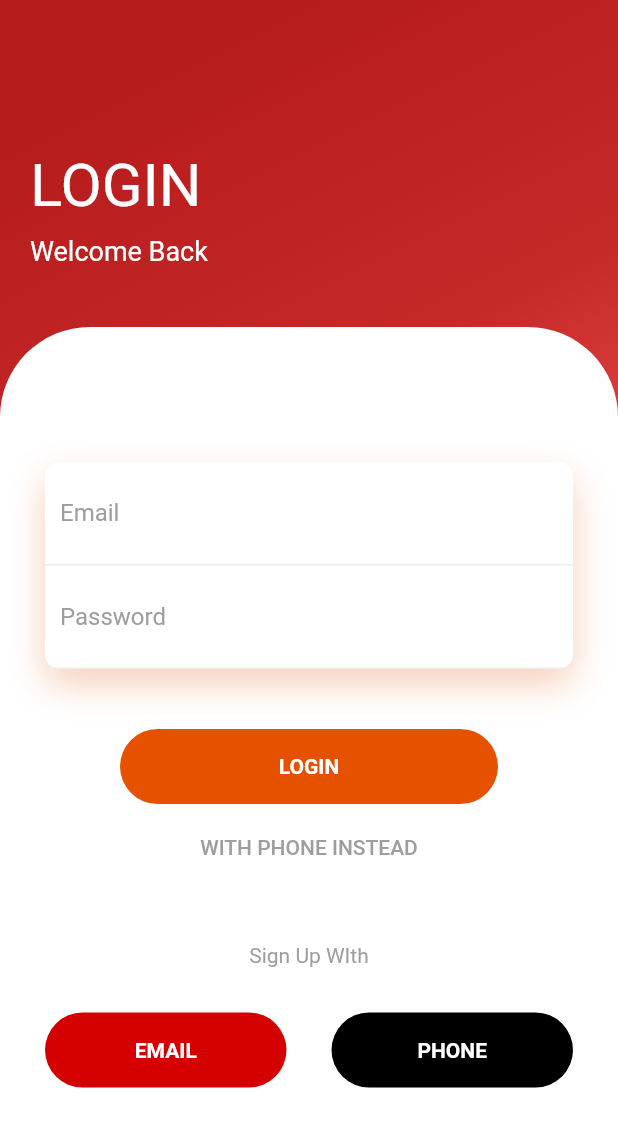
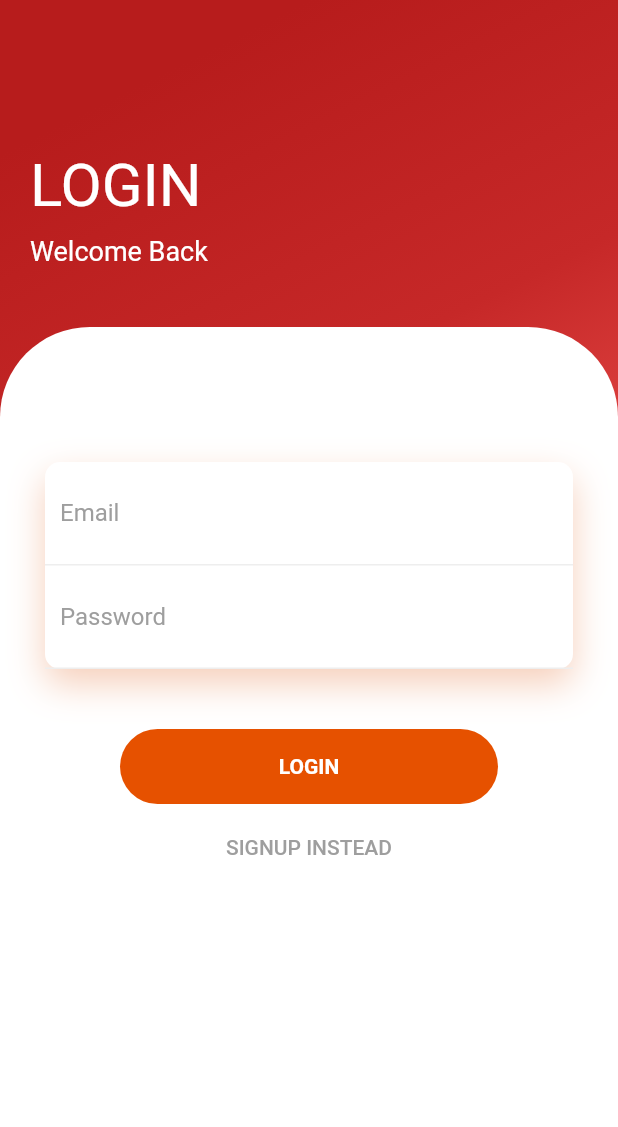
Before and after one commit to rashmiths/DEVELOPERS_CLUB_NITK, a Flutter app: the SignInPage screen opened directly, on a phone screen of 412 x 824 dp. Shown: the top 1127 px of the screen. Run offline on Flutter 3.47's test engine with Material 2 defaults, Android fonts, the phone set to English and light mode, and no system bars; our stand-ins replace carousel_slider, contacts_service, curved_navigation_bar, firebase_auth, firebase_core, google_maps_flutter and 4 more; missing offline and left inert: flutter_sms, geocoder; accounts and stored records are empty; generated files the repository leaves out were written again.

Commit message:
added comments and created proper folders

```diff
--- a/red_button/lib/main.dart
+++ b/red_button/lib/main.dart
@@ -4,10 +4,10 @@ import 'package:flutter/material.dart';
 import 'package:hive/hive.dart';
 import 'package:path_provider/path_provider.dart';
 import 'package:provider/provider.dart';
-import 'package:red_button/bottom_tabs.dart';
+import 'package:red_button/screens/bottom_tabs.dart';
 import 'package:red_button/providers/authorization.dart';
 import 'package:red_button/providers/emergency_contacts.dart';
-import 'package:red_button/sign_in.dart';
+import 'package:red_button/screens/sign_in.dart';
 
 Future<void> main() async {
   WidgetsFlutterBinding.ensureInitialized();
--- a/red_button/lib/providers/authorization.dart
+++ b/red_button/lib/providers/authorization.dart
@@ -1,8 +1,5 @@
 import 'dart:io';
-
 import 'package:firebase_auth/firebase_auth.dart';
-import 'package:flutter/foundation.dart';
-import 'package:hive/hive.dart';
 
 class AuthenticationService {
   final FirebaseAuth _firebaseAuth;
@@ -22,7 +19,6 @@ class AuthenticationService {
   }
 
   Future<void> signOut() async {
-
     await _firebaseAuth.signOut();
   }
 
@@ -72,6 +68,7 @@ class AuthenticationService {
     } on FirebaseAuthException catch (e) {
       return e.message;
     } on SocketException catch (e) {
+      print(e);
       return 'No INTERNET';
     } catch (e) {
       print(e);
@@ -86,6 +83,7 @@ class AuthenticationService {
     } on FirebaseAuthException catch (e) {
       return e.message;
     } on SocketException catch (e) {
+      print(e);
       return 'No INTERNET';
     }
   }
--- a/red_button/lib/first_page.dart
+++ b/red_button/lib/screens/first_page.dart
@@ -2,9 +2,7 @@ import 'package:contacts_service/contacts_service.dart';
 import 'package:flutter/material.dart';
 import 'package:permission_handler/permission_handler.dart';
 import 'package:provider/provider.dart';
-import 'package:red_button/bottom_tabs.dart';
-import 'package:red_button/homepage.dart';
-import 'package:red_button/providers/authorization.dart';
+import 'package:red_button/screens/bottom_tabs.dart';
 import 'package:red_button/providers/emergency_contacts.dart';
 
 class FirstPage extends StatefulWidget {
@@ -211,6 +209,7 @@ class _FirstPageState extends State<FirstPage> {
     } catch (e) {
       print(e);
     }
+    return null;
   }
 }
 
--- a/red_button/lib/settings.dart
+++ b/red_button/lib/screens/settings.dart
@@ -1,10 +1,10 @@
 import 'package:flutter/material.dart';
 import 'package:hive/hive.dart';
-import 'package:red_button/default_messagePage.dart';
+import 'package:red_button/screens/default_messagePage.dart';
 import 'package:red_button/providers/authorization.dart';
 import 'package:provider/provider.dart';
 import 'package:red_button/providers/emergency_contacts.dart';
-import 'package:red_button/sign_in.dart';
+import 'package:red_button/screens/sign_in.dart';
 
 
 List<Icon> iconList=[Icon(Icons.message),Icon(Icons.exit_to_app)];
@@ -31,6 +31,7 @@ class SettingsPage extends StatelessWidget {
               }));
                 }
                else if(i==1){
+                 //LOGOUT METHOD
                   final box = Hive.box('cart');
               final keyList = box.keys.toList();
               for (int j = 0; j < keyList.length; j++) {
--- a/red_button/lib/sign_in.dart
+++ b/red_button/lib/screens/sign_in.dart
@@ -1,52 +1,10 @@
-//import 'package:firebase_auth/firebase_auth.dart';
-//import 'package:firebase_core/firebase_core.dart';
-//import 'package:google_sign_in/google_sign_in.dart';
-//
-//final FirebaseAuth _auth = FirebaseAuth.instance;
-//final GoogleSignIn googleSignIn = GoogleSignIn();
-//
-//Future<String> signInWithGoogle() async {
-//  await Firebase.initializeApp();
-//
-//  final GoogleSignInAccount googleSignInAccount = await googleSignIn.signIn();
-//  final GoogleSignInAuthentication googleSignInAuthentication = await googleSignInAccount.authentication;
-//
-//  final AuthCredential credential = GoogleAuthProvider.credential(
-//    accessToken: googleSignInAuthentication.accessToken,
-//    idToken: googleSignInAuthentication.idToken,
-//  );
-//
-//  final UserCredential authResult = await _auth.signInWithCredential(credential);
-//  final User user = authResult.user;
-//
-//  if (user != null) {
-//    assert(!user.isAnonymous);
-//    assert(await user.getIdToken() != null);
-//
-//    final User currentUser = _auth.currentUser;
-//    assert(user.uid == currentUser.uid);
-//
-//    print('signInWithGoogle succeeded: $user');
-//
-//    return '$user';
-//  }
-//
-//  return null;
-//}
-//
-//Future<void> signOutGoogle() async {
-//  await googleSignIn.signOut();
-//
-//  print("User Signed Out");
-//}
 
 import 'package:flutter/material.dart';
 import 'package:flutter/services.dart';
 import 'package:provider/provider.dart';
-import 'package:red_button/bottom_tabs.dart';
-import 'package:red_button/homepage.dart';
+import 'package:red_button/screens/bottom_tabs.dart';
 import 'package:red_button/providers/authorization.dart';
-import 'package:red_button/fade_animation.dart';
+import 'package:red_button/widgets/fade_animation.dart';
 
 enum LoginMode { Email, Phone }
 
@@ -65,11 +23,12 @@ class _SignInPageState extends State<SignInPage> {
   AuthMode _authMode = AuthMode.Login;
   bool _isLoading = false;
 
-  void _switchLoginMode(LoginMode mode) {
-    setState(() {
-      _loginMode = mode;
-    });
-  }
+//logging in with phone which is UpCOMING
+  // void _switchLoginMode(LoginMode mode) {
+  //   setState(() {
+  //     _loginMode = mode;
+  //   });
+  // }
 
   void _switchAuthMode() {
     if (_authMode == AuthMode.Login) {
@@ -105,6 +64,7 @@ class _SignInPageState extends State<SignInPage> {
               child: Column(
                 crossAxisAlignment: CrossAxisAlignment.start,
                 children: <Widget>[
+                  //HEADING
                   FadeAnimation(
                       1,
                       Text(
@@ -114,6 +74,7 @@ class _SignInPageState extends State<SignInPage> {
                   SizedBox(
                     height: 10,
                   ),
+                  //SUBHEADING
                   FadeAnimation(
                       1.3,
                       Text(
@@ -205,6 +166,7 @@ class _SignInPageState extends State<SignInPage> {
                             child: CircularProgressIndicator(),
                           )
                         else
+                        //LOGIN METHOD
                           GestureDetector(
                             onTap: () async {
                               SystemChannels.textInput.invokeMethod('TextInput.hide');
@@ -242,6 +204,7 @@ class _SignInPageState extends State<SignInPage> {
                               //   _isLoading = false;
                               // });
                             },
+                            //LOGIN OR SIGNUP BUTTON
                             child: FadeAnimation(
                                 1.6,
                                 Container(
@@ -270,86 +233,87 @@ class _SignInPageState extends State<SignInPage> {
                             FlatButton(
                               onPressed: () {
                                 print(_loginMode);
-                                _switchLoginMode(_loginMode == LoginMode.Email
-                                    ? LoginMode.Phone
-                                    : LoginMode.Email);
+                                _switchAuthMode();
                               },
                               child: Text(
-                                "${_loginMode == LoginMode.Email ? 'WITH PHONE' : 'WITH EMAIL'} INSTEAD",
+                                "${_authMode == AuthMode.Login ? 'SIGNUP' : 'LOGIN'} INSTEAD",
                                 style: TextStyle(color: Colors.grey),
                               ),
                             )),
-                        SizedBox(
-                          height: 40,
-                        ),
-                        FadeAnimation(
-                            1.7,
-                            Text(
-                              _authMode == AuthMode.Login
-                                  ? 'Sign Up WIth'
-                                  : 'Login With',
-                              style: TextStyle(color: Colors.grey),
-                            )),
-                        SizedBox(
-                          height: 30,
-                        ),
-                        Row(
-                          children: <Widget>[
-                            Expanded(
-                              child: FadeAnimation(
-                                  1.8,
-                                  GestureDetector(
-                                    onTap: () {
-                                      _switchAuthMode();
-                                      _switchLoginMode(LoginMode.Email);
-                                    },
-                                    child: Container(
-                                      height: 50,
-                                      decoration: BoxDecoration(
-                                          borderRadius:
-                                              BorderRadius.circular(50),
-                                          color: Colors.redAccent[700]),
-                                      child: Center(
-                                        child: Text(
-                                          "EMAIL",
-                                          style: TextStyle(
-                                              color: Colors.white,
-                                              fontWeight: FontWeight.bold),
-                                        ),
-                                      ),
-                                    ),
-                                  )),
-                            ),
-                            SizedBox(
-                              width: 30,
-                            ),
-                            Expanded(
-                              child: FadeAnimation(
-                                  1.9,
-                                  GestureDetector(
-                                    onTap: () {
-                                      _switchAuthMode();
-                                      _switchLoginMode(LoginMode.Phone);
-                                    },
-                                    child: Container(
-                                      height: 50,
-                                      decoration: BoxDecoration(
-                                          borderRadius:
-                                              BorderRadius.circular(50),
-                                          color: Colors.black),
-                                      child: Center(
-                                        child: Text(
-                                          "PHONE",
-                                          style: TextStyle(
-                                              color: Colors.white,
-                                              fontWeight: FontWeight.bold),
-                                        ),
-                                      ),
-                                    ),
-                                  )),
-                            )
-                          ],
-                        )
+                        ///Upcoming feature of ligging in with phone and google
+
+
+                         // SizedBox(
+                        //   height: 40,
+                        // ),
+                        // FadeAnimation(
+                        //     1.7,
+                        //     Text(
+                        //       _authMode == AuthMode.Login
+                        //           ? 'Sign Up WIth'
+                        //           : 'Login With',
+                        //       style: TextStyle(color: Colors.grey),
+                        //     )),
+                        // SizedBox(
+                        //   height: 30,
+                        // ),
+                        // Row(
+                        //   children: <Widget>[
+                        //     Expanded(
+                        //       child: FadeAnimation(
+                        //           1.8,_loginMode == LoginMode.Emaio
+                        //           GestureDetector(
+                        //             onTap: () {
+                        //               _switchAuthMode();
+                        //               _switchLoginMode(LoginMode.Email);
+                        //             },
+                        //             child: Container(
+                        //               height: 50,
+                        //               decoration: BoxDecoration(
+                        //                   borderRadius:
+                        //                       BorderRadius.circular(50),
+                        //                   color: Colors.redAccent[700]),
+                        //               child: Center(
+                        //                 child: Text(
+                        //                   "EMAIL",
+                        //                   style: TextStyle(
+                        //                       color: Colors.white,
+                        //                       fontWeight: FontWeight.bold),
+                        //                 ),
+                        //               ),
+                        //             ),
+                        //           )),
+                        //     ),
+                        //     SizedBox(
+                        //       width: 30,
+                        //     ),
+                        //     Expanded(
+                        //       child: FadeAnimation(
+                        //           1.9,
+                        //           GestureDetector(
+                        //             onTap: () {
+                        //               _switchAuthMode();
+                        //               _switchLoginMode(LoginMode.Phone);
+                        //             },
+                        //             child: Container(
+                        //               height: 50,
+                        //               decoration: BoxDecoration(
+                        //                   borderRadius:
+                        //                       BorderRadius.circular(50),
+                        //                   color: Colors.black),
+                        //               child: Center(
+                        //                 child: Text(
+                        //                   "PHONE",
+                        //                   style: TextStyle(
+                        //                       color: Colors.white,
+                        //                       fontWeight: FontWeight.bold),
+                        //                 ),
+                        //               ),
+                        //             ),
+                        //           )),
+                        //     )
+                        //   ],
+                        // )
                       ],
                     ),
                   ),
@@ -361,32 +325,5 @@ class _SignInPageState extends State<SignInPage> {
       ),
     );
 
-//      Scaffold(
-//      body: Column(
-//        children: [
-//          TextField(
-//            controller: emailController,
-//            decoration: InputDecoration(
-//              labelText: "Email",
-//            ),
-//          ),
-//          TextField(
-//            controller: passwordController,
-//            decoration: InputDecoration(
-//              labelText: "Password",
-//            ),
-//          ),
-//          RaisedButton(
-//            onPressed: () {
-//              context.read<AuthenticationService>().signIn(
-//                email: emailController.text.trim(),
-//                password: passwordController.text.trim(),
-//              );
-//            },
-//            child: Text("Sign in"),
-//          )
-//        ],
-//      ),
-//    );
   }
 }
```
Also changed, not shown: red_button/lib/screens/bottom_tabs.dart (renamed from red_button/lib/bottom_tabs.dart, +3 -5 lines), red_button/lib/screens/homepage.dart (renamed from red_button/lib/homepage.dart, +92 -102 lines), red_button/lib/screens/map_page.dart (renamed from red_button/lib/map_page.dart, +17 -17 lines), red_button/lib/screens/default_messagePage.dart (renamed from red_button/lib/default_messagePage.dart), red_button/lib/widgets/fade_animation.dart (renamed from red_button/lib/fade_animation.dart).
